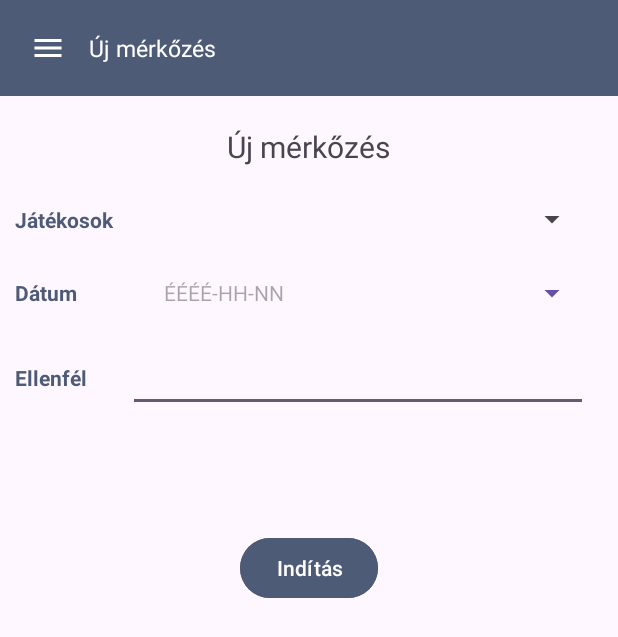
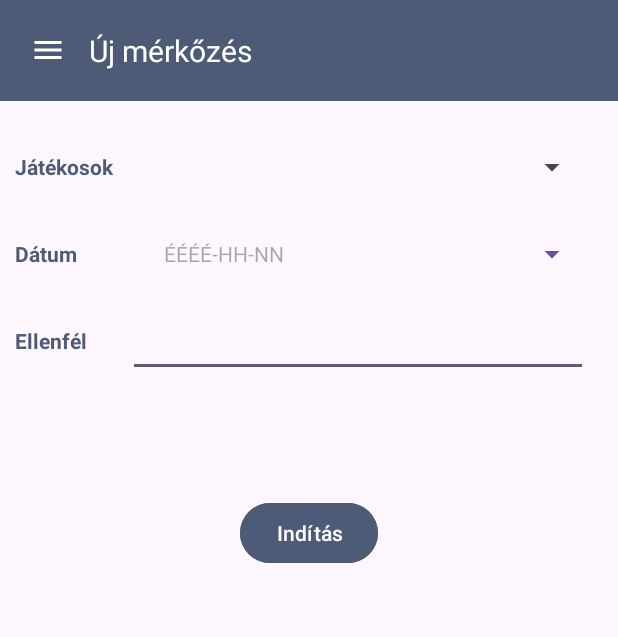
Before and after one commit to tormaantal/HandballStatistics, an Android app: the NewMatchActivity screen opened directly, with no data from a screen before it, on a phone screen of 412 x 824 dp. Shown: the top 637 px of the screen. Run offline under Robolectric (Android 15) with nearby library versions, the phone set to English and light mode, and no system bars.

Commit message:
Ver 0.11

```diff
--- a/app/src/main/res/layout/activity_new_match.xml
+++ b/app/src/main/res/layout/activity_new_match.xml
@@ -14,14 +14,6 @@
         <include layout="@layout/toolbar"
             android:layout_width="match_parent"
             android:layout_height="wrap_content"/>
-
-        <TextView
-            android:layout_width="wrap_content"
-            android:layout_height="wrap_content"
-            android:layout_gravity="center"
-            android:layout_marginTop="20dp"
-            android:text="@string/new_match"
-            android:textSize="20sp" />
 
         <TableLayout
             android:layout_width="match_parent"
@@ -46,7 +38,7 @@
                 <Spinner
                     android:id="@+id/selectPlayerSpinner"
                     android:layout_width="match_parent"
-                    android:layout_height="30dp"
+                    android:layout_height="48dp"
                     android:layout_weight="2"
                     android:layout_marginHorizontal="10dp"/>
             </TableRow>
@@ -68,10 +60,11 @@
                     android:id="@+id/datePickerButton"
                     style="?android:spinnerStyle"
                     android:layout_width="wrap_content"
-                    android:layout_height="match_parent"
+                    android:layout_height="48dp"
+                    android:layout_marginHorizontal="10dp"
                     android:layout_weight="2"
                     android:hint="@string/yyyy_mm_dd"
-                    android:layout_marginHorizontal="10dp"/>
+                    tools:ignore="TextContrastCheck" />
 
             </TableRow>
 
@@ -91,11 +84,13 @@
                 <EditText
                     android:id="@+id/newMatchOpponentEditText"
                     android:layout_width="match_parent"
-                    android:layout_height="wrap_content"
+                    android:layout_height="48dp"
+                    android:layout_marginHorizontal="10dp"
                     android:layout_weight="2"
+                    android:autofillHints=""
                     android:ems="10"
                     android:inputType="text"
-                    android:layout_marginHorizontal="10dp"/>
+                    tools:ignore="LabelFor,SpeakableTextPresentCheck" />
 
             </TableRow>
         </TableLayout>
@@ -116,7 +111,8 @@
         android:layout_width="225dp"
         android:layout_height="match_parent"
         android:layout_gravity="start"
-        android:background="@color/white">
+        android:background="@color/white"
+        tools:ignore="VisualLintBounds">
 
         <include layout="@layout/navigation_drawer" />
 
--- a/app/src/main/res/layout/toolbar.xml
+++ b/app/src/main/res/layout/toolbar.xml
@@ -1,6 +1,7 @@
 <?xml version="1.0" encoding="utf-8"?>
 <LinearLayout xmlns:android="http://schemas.android.com/apk/res/android"
     xmlns:app="http://schemas.android.com/apk/res-auto"
+    xmlns:tools="http://schemas.android.com/tools"
     android:id="@+id/toolbar"
     android:layout_width="match_parent"
     android:layout_height="wrap_content"
@@ -15,7 +16,8 @@
         android:id="@+id/menu"
         android:layout_width="wrap_content"
         android:layout_height="wrap_content"
-        android:src="@drawable/baseline_menu_24" />
+        android:src="@drawable/baseline_menu_24"
+        tools:ignore="ContentDescription" />
 
     <TextView
         android:id="@+id/toolbarTV"
@@ -24,7 +26,7 @@
         android:layout_marginStart="15dp"
         android:text="@string/app_name"
         android:textColor="@color/white"
-        android:textSize="15sp" />
+        android:textSize="20sp" />
 
     <androidx.constraintlayout.widget.ConstraintLayout
         android:layout_width="match_parent"
@@ -38,7 +40,8 @@
             app:layout_constraintBottom_toBottomOf="parent"
             app:layout_constraintEnd_toEndOf="parent"
             app:layout_constraintTop_toTopOf="parent"
-            android:visibility="invisible"/>
+            android:visibility="invisible"
+            tools:ignore="ContentDescription" />
 
     </androidx.constraintlayout.widget.ConstraintLayout>
 
--- /dev/null
+++ b/build.gradle.kts
@@ -0,0 +1,4 @@
+// Top-level build file where you can add configuration options common to all sub-projects/modules.
+plugins {
+    id("com.android.application") version "8.1.2" apply false
+}
```
Also changed, not shown: gradle.properties (added, +21 -0 lines), settings.gradle.kts (added, +17 -0 lines), gradle/wrapper/gradle-wrapper.properties (added), 4 other files.
